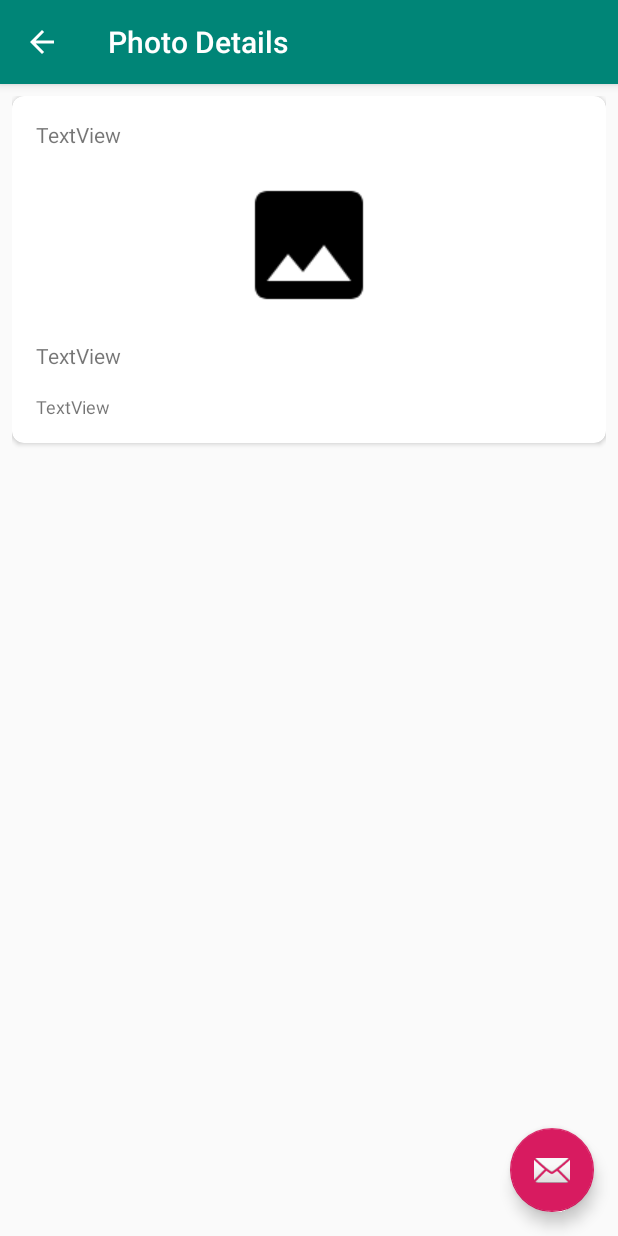
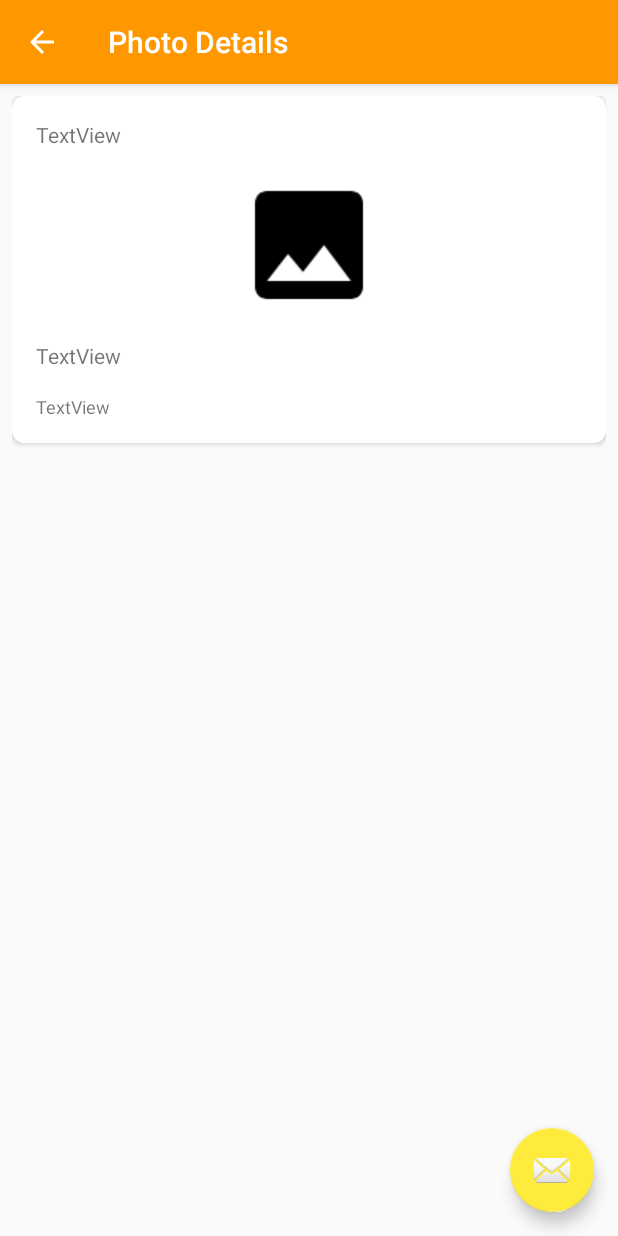
Before and after one commit to wanchat153/KotlinTutorial_9, an Android app: the PhotoDetailsActivity screen opened directly, with no data from a screen before it, on a phone screen of 412 x 824 dp. Run offline under Robolectric (Android 15) with nearby library versions, the phone set to English and light mode, and no system bars; our stand-ins replace Picasso; pictures from the network do not load; 5 statements that could not run were skipped.

Commit message:
1. สร้าง Log ช่ือ TAG
2.
สร้าง override fun doInBackground

3.
ใส่ url flickr
สร้าง fun onDownloadComplete

4.
Callbacks

5.
สร้าง class Photo

6.
สร้าง class GetFlickrJsonData

7.
แก้ไข code GetFlickrJsonData

8.
เพิ่ม fun Uri

9.
เพิ่ม reyclerview ใน content_main

10.
เพิ่มรูป และสร้าง layout browse

11.
ตั้งค่า layout ความสูงและความยาว

12.
สร้าง PhotoDetailsActivity, SearchActivity และเข้าไปแก้ content_photo_datails ตั้งเป็น ScrollView

13.
จัดหน้า content_photo_datails

14.
สร้าง class FlickRecyclerViewHolder, FlickRecyclerViewAdaptor

15.
เพิ่ม ปลั๊กอืน gradle
cardview-v7:28.0.0
appcompat-v7:28.0.0
picasso:2.5.2

16.
Adapter ไปยัง Recylerview
แก้โค้ดบ่างส่วน แก้id imageview เป็น thumbnail ทีืลืมเปลี่ยนตั้งแต่แรกใน browse และ utl แก้เป็น url

17.
สร้าง class RecyclerItemClickListener

18.
ประกาศใช้ gestureDetector

19.
ทำให้ display full photo

20.
เพิ่ม Serializable และแก้ import ที่ไม่ได้ใช้ออก

21.
ประกาศ val photo ใน PhotoDetailsActivity

22.
แก้ไขหน้า Photo เพิ่ม Parcelable

23.
เพิ่มสัเปลี่ยนสีใน styles และลบ colors

```diff
--- a/app/src/main/res/values/colors.xml
+++ /dev/null
@@ -1,6 +0,0 @@
-<?xml version="1.0" encoding="utf-8"?>
-<resources>
-    <color name="colorPrimary">#008577</color>
-    <color name="colorPrimaryDark">#00574B</color>
-    <color name="colorAccent">#D81B60</color>
-</resources>
--- a/app/src/main/res/values/styles.xml
+++ b/app/src/main/res/values/styles.xml
@@ -1,11 +1,20 @@
 <resources>
+
+    <color name="primary">#FF9800</color>
+    <color name="primary_dark">#F57C00</color>
+    <color name="primary_light">#FFE0B2</color>
+    <color name="accent">#FFEB3B</color>
+    <color name="primary_text">#212121</color>
+    <color name="secondary_text">#757575</color>
+    <color name="icons">#212121</color>
+    <color name="divider">#BDBDBD</color>
 
     <!-- Base application theme. -->
     <style name="AppTheme" parent="Theme.AppCompat.Light.DarkActionBar">
         <!-- Customize your theme here. -->
-        <item name="colorPrimary">@color/colorPrimary</item>
-        <item name="colorPrimaryDark">@color/colorPrimaryDark</item>
-        <item name="colorAccent">@color/colorAccent</item>
+        <item name="colorPrimary">@color/primary</item>
+        <item name="colorPrimaryDark">@color/primary_dark</item>
+        <item name="colorAccent">@color/accent</item>
     </style>
     <style name="AppTheme.NoActionBar">
         <item name="windowActionBar">false</item>
```
Also changed, not shown: app/src/main/AndroidManifest.xml (+4 -7 lines).
